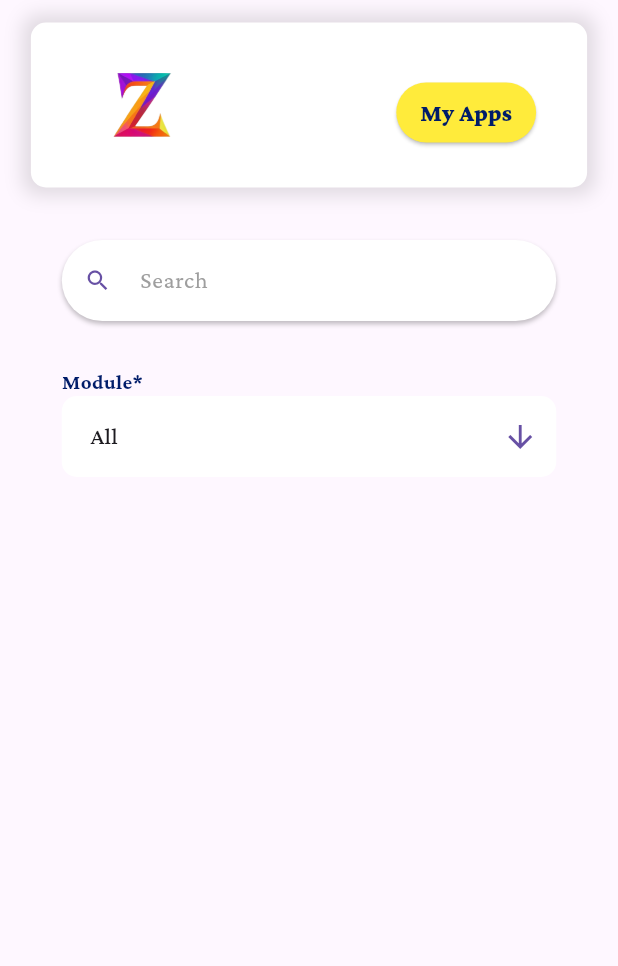
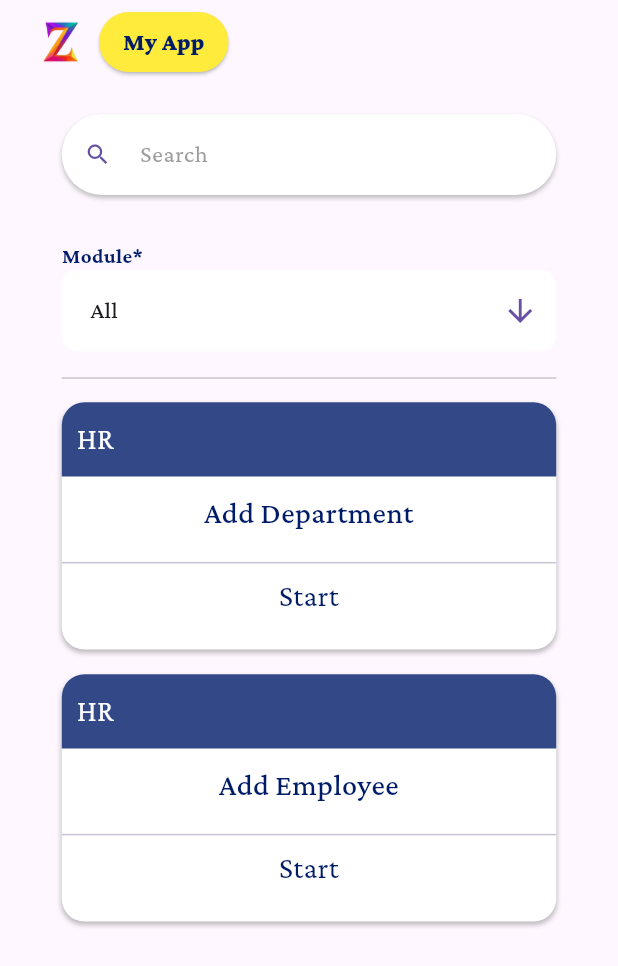
Before and after one commit to manojbhatta500/cogbit, a Flutter app: the MyAppScreen screen opened directly, on a phone screen of 412 x 824 dp. Shown: the top 966 px of the screen. Run offline on Flutter 3.47's test engine with Material 3 defaults, Android fonts, the light colour scheme and no system bars; our stand-ins replace flutter_svg, google_fonts, pin_code_fields.

Commit message:
added appbar

```diff
--- a/lib/pages/my_app_screen.dart
+++ b/lib/pages/my_app_screen.dart
@@ -1,5 +1,6 @@
 import 'package:cogbit/utils/custom_colors.dart';
 import 'package:cogbit/utils/size.dart';
+import 'package:cogbit/widgets/app_container.dart';
 import 'package:cogbit/widgets/custom_banner.dart';
 import 'package:flutter/material.dart';
 import 'package:google_fonts/google_fonts.dart';
@@ -11,8 +12,25 @@ class MyAppScreen extends StatefulWidget {
   State<MyAppScreen> createState() => _MyAppScreenState();
 }
 
-class _MyAppScreenState extends State<MyAppScreen> {
+class _MyAppScreenState extends State<MyAppScreen>
+    with SingleTickerProviderStateMixin {
   String dropdownValue = 'All';
+  late AnimationController _controller;
+  late Animation<double> _animation;
+
+  @override
+  void initState() {
+    super.initState();
+    _controller = AnimationController(
+      vsync: this,
+      duration: Duration(milliseconds: 800),
+    );
+    _animation = CurvedAnimation(
+      parent: _controller,
+      curve: Curves.easeInOut,
+    );
+    _controller.forward();
+  }
 
   @override
   Widget build(BuildContext context) {
@@ -20,12 +38,48 @@ class _MyAppScreenState extends State<MyAppScreen> {
 
     return SafeArea(
       child: Scaffold(
+        appBar: AppBar(
+            automaticallyImplyLeading: false,
+            title: Row(
+              children: [
+                Image.asset(
+                  'assets/logo.png',
+                  height: 50,
+                ),
+                ScaleTransition(
+                  scale: _animation,
+                  child: ElevatedButton(
+                    onPressed: () {},
+                    child: Text(
+                      'My App',
+                      style: GoogleFonts.crimsonPro(
+                        color: CustomColors.purpleColor,
+                        fontSize: 16,
+                        fontWeight: FontWeight.w900,
+                      ),
+                    ),
+                    style: ElevatedButton.styleFrom(
+                      foregroundColor: Colors.black,
+                      backgroundColor: Colors.yellow,
+                      padding:
+                          EdgeInsets.symmetric(horizontal: 16.0, vertical: 8.0),
+                      shape: RoundedRectangleBorder(
+                        borderRadius: BorderRadius.circular(30.0),
+                      ),
+                    ),
+                  ),
+                ),
+              ],
+            )),
         body: SingleChildScrollView(
+          child: Container(
+            width: double.infinity,
             child: Column(
               children: [
                 // const SizedBox(height: 10),
-              const CustomBanner(title: 'My Apps'),
+                // const CustomBanner(title: 'My Apps'),
                 const SizedBox(height: 20),
+
                 Container(
                   width: 0.8 * width,
                   decoration: BoxDecoration(
@@ -115,7 +169,23 @@ class _MyAppScreenState extends State<MyAppScreen> {
                   ),
                 ),
                 // Add more widgets here as needed
+                SizedBox(
+                  height: 10,
+                ),
+                Container(
+                  width: 0.8 * width,
+                  child: Divider(),
+                ),
+                AppContainer(
+                  heading: 'HR',
+                  detail: 'Add Department',
+                ),
+                AppContainer(
+                  heading: 'HR',
+                  detail: 'Add Employee',
+                ),
               ],
+            ),
           ),
         ),
       ),
--- a/lib/pages/my_task_screen.dart
+++ b/lib/pages/my_task_screen.dart
@@ -1,5 +1,7 @@
+import 'package:cogbit/utils/custom_colors.dart';
 import 'package:cogbit/widgets/custom_banner.dart';
 import 'package:flutter/material.dart';
+import 'package:google_fonts/google_fonts.dart';
 
 class MyTaskScreen extends StatefulWidget {
   const MyTaskScreen({super.key});
@@ -8,20 +10,76 @@ class MyTaskScreen extends StatefulWidget {
   State<MyTaskScreen> createState() => _MyTaskScreenState();
 }
 
-class _MyTaskScreenState extends State<MyTaskScreen> {
+class _MyTaskScreenState extends State<MyTaskScreen>
+    with SingleTickerProviderStateMixin {
+  late AnimationController _controller;
+  late Animation<double> _animation;
+
+  @override
+  void initState() {
+    super.initState();
+    _controller = AnimationController(
+      vsync: this,
+      duration: Duration(milliseconds: 800),
+    );
+    _animation = CurvedAnimation(
+      parent: _controller,
+      curve: Curves.easeInOut,
+    );
+    _controller.forward();
+  }
+
   @override
   Widget build(BuildContext context) {
     return SafeArea(
       child: Scaffold(
+        appBar: AppBar(
+            automaticallyImplyLeading: false,
+            title: Row(
+              children: [
+                Image.asset(
+                  'assets/logo.png',
+                  height: 50,
+                ),
+                ScaleTransition(
+                  scale: _animation,
+                  child: ElevatedButton(
+                    onPressed: () {
+                      // Navigator.push(
+                      //     context,
+                      //     MaterialPageRoute(
+                      //         builder: (context) => ChatScreen()));
+                    },
+                    child: Text(
+                      'My Tasks',
+                      style: GoogleFonts.crimsonPro(
+                        color: CustomColors.purpleColor,
+                        fontSize: 16,
+                        fontWeight: FontWeight.w900,
+                      ),
+                    ),
+                    style: ElevatedButton.styleFrom(
+                      foregroundColor: Colors.black,
+                      backgroundColor: Colors.yellow,
+                      padding:
+                          EdgeInsets.symmetric(horizontal: 16.0, vertical: 8.0),
+                      shape: RoundedRectangleBorder(
+                        borderRadius: BorderRadius.circular(30.0),
+                      ),
+                    ),
+                  ),
+                ),
+              ],
+            )),
         body: SingleChildScrollView(
           child: Column(
             children: [
               SizedBox(
                 height: 10,
               ),
-              CustomBanner(
-                title: 'My Tasks',
-              )
+              // CustomBanner(
+              //   title: 'My Tasks',
+              // )
             ],
           ),
         ),
--- /dev/null
+++ b/lib/widgets/app_container.dart
@@ -0,0 +1,91 @@
+import 'package:cogbit/utils/custom_colors.dart';
+import 'package:cogbit/utils/size.dart';
+import 'package:flutter/material.dart';
+import 'package:google_fonts/google_fonts.dart';
+
+class AppContainer extends StatefulWidget {
+  const AppContainer({super.key, required this.heading, required this.detail});
+
+  final String heading;
+  final String detail;
+
+  @override
+  State<AppContainer> createState() => _AppContainerState();
+}
+
+class _AppContainerState extends State<AppContainer> {
+  @override
+  Widget build(BuildContext context) {
+    double width = SizeConfig.screenWidth!;
+    double height = SizeConfig.screenHeight!;
+
+    return Container(
+      width: 0.8 * width,
+      height: 0.2 * height,
+      margin: EdgeInsets.symmetric(vertical: 0.01 * height),
+      decoration: BoxDecoration(
+        color: Colors.white,
+        borderRadius: BorderRadius.circular(15),
+        boxShadow: const [
+          BoxShadow(
+            color: Color(0x3F000000),
+            blurRadius: 2,
+            offset: Offset(0, 2),
+            spreadRadius: 0,
+          ),
+        ],
+      ),
+      child: Column(
+        children: [
+          Container(
+            height: 0.06 * height,
+            width: double.infinity,
+            decoration: BoxDecoration(
+              color: CustomColors.purpleColor.withOpacity(0.8),
+              borderRadius: BorderRadius.only(
+                  topLeft: Radius.circular(15), topRight: Radius.circular(15)),
+            ),
+            child: Padding(
+              padding: const EdgeInsets.only(left: 10),
+              child: Align(
+                alignment: Alignment.centerLeft,
+                child: Text(
+                  widget.heading,
+                  style: GoogleFonts.crimsonPro(
+                    fontSize: 20,
+                    color: Colors.white,
+                    fontWeight: FontWeight.w400,
+                  ),
+                ),
+              ),
+            ),
+          ),
+          Container(
+            height: 0.06 * height,
+            width: double.infinity,
+            child: Center(
+              child: Text(
+                widget.detail,
+                textAlign: TextAlign.center,
+                style: GoogleFonts.crimsonPro(
+                  fontSize: 20,
+                  fontWeight: FontWeight.w500,
+                  color: CustomColors.purpleColor,
+                ),
+              ),
+            ),
+          ),
+          Divider(),
+          Text(
+            'Start',
+            textAlign: TextAlign.center,
+            style: GoogleFonts.crimsonPro(
+              fontSize: 20,
+              color: CustomColors.purpleColor,
+            ),
+          ),
+        ],
+      ),
+    );
+  }
+}
```
Lines whose indentation alone changed are shown as unchanged.
